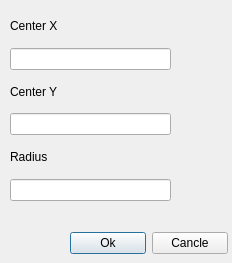
This is Project13Qt/createcircledialog.ui in Florcher/Educational-lesson as Qt 5 draws it before an edit. The edited form follows.
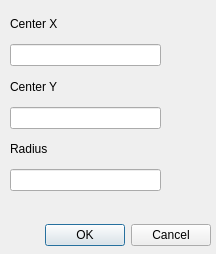
This is the edited form.

Patch:
```diff
--- a/Project13Qt/createcircledialog.ui
+++ b/Project13Qt/createcircledialog.ui
@@ -6,32 +6,48 @@
    <rect>
     <x>0</x>
     <y>0</y>
-    <width>232</width>
-    <height>263</height>
+    <width>216</width>
+    <height>254</height>
    </rect>
   </property>
   <property name="minimumSize">
    <size>
-    <width>232</width>
-    <height>263</height>
+    <width>216</width>
+    <height>254</height>
    </size>
   </property>
   <property name="maximumSize">
    <size>
-    <width>232</width>
-    <height>263</height>
+    <width>216</width>
+    <height>254</height>
    </size>
   </property>
   <property name="windowTitle">
    <string>Dialog</string>
   </property>
+  <widget class="QDialogButtonBox" name="buttonBox">
+   <property name="geometry">
+    <rect>
+     <x>10</x>
+     <y>220</y>
+     <width>201</width>
+     <height>31</height>
+    </rect>
+   </property>
+   <property name="orientation">
+    <enum>Qt::Horizontal</enum>
+   </property>
+   <property name="standardButtons">
+    <set>QDialogButtonBox::Cancel|QDialogButtonBox::Ok</set>
+   </property>
+  </widget>
   <widget class="QWidget" name="">
    <property name="geometry">
     <rect>
      <x>10</x>
      <y>10</y>
-     <width>161</width>
-     <height>191</height>
+     <width>151</width>
+     <height>181</height>
     </rect>
    </property>
    <layout class="QVBoxLayout" name="verticalLayout">
@@ -67,32 +83,6 @@
     </item>
    </layout>
   </widget>
-  <widget class="QWidget" name="">
-   <property name="geometry">
-    <rect>
-     <x>70</x>
-     <y>230</y>
-     <width>158</width>
-     <height>26</height>
-    </rect>
-   </property>
-   <layout class="QHBoxLayout" name="horizontalLayout">
-    <item>
-     <widget class="QPushButton" name="btnEnterData">
-      <property name="text">
-       <string>Ok</string>
-      </property>
-     </widget>
-    </item>
-    <item>
-     <widget class="QPushButton" name="btnExit">
-      <property name="text">
-       <string>Cancle</string>
-      </property>
-     </widget>
-    </item>
-   </layout>
-  </widget>
  </widget>
  <resources/>
  <connections/>
```
Left out of the diff: 39 changed lines with no effect on the pictures.
